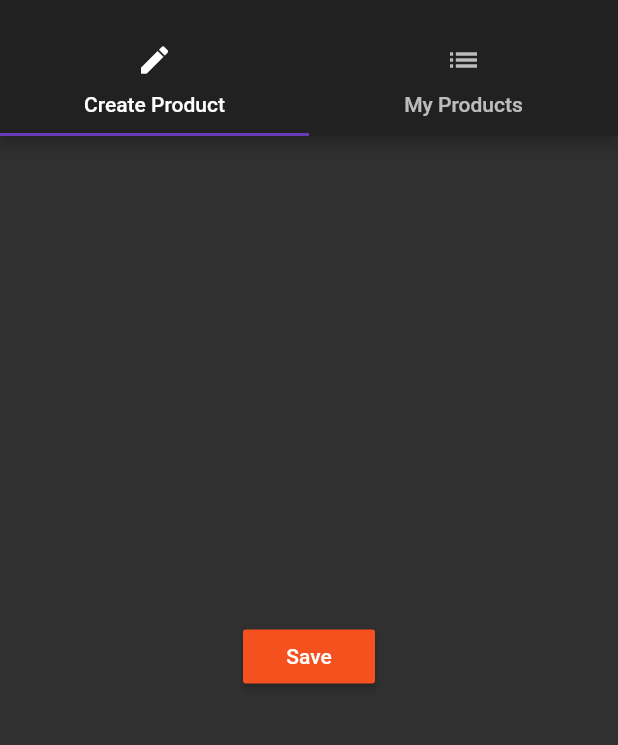
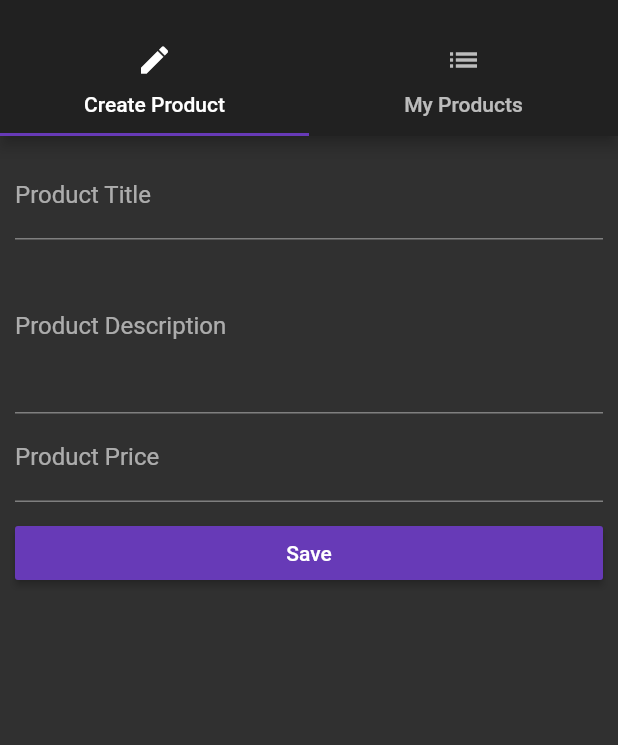
Before and after one commit to GianclaudioCarella/flutter_course, a Flutter app: the ProductsAdminPage screen opened by its route, on a phone screen of 412 x 824 dp, the part 59-804 px from its top. Run offline on Flutter 3.47's test engine with Material 2 defaults, Android fonts, the phone set to English and light mode, and no system bars.

Commit message:
Handling User Input - 1

```diff
--- a/lib/pages/product_create.dart
+++ b/lib/pages/product_create.dart
@@ -1,20 +1,72 @@
 import 'package:flutter/material.dart';
 
-class ProductCreatePage extends StatelessWidget {
+class ProductCreatePage extends StatefulWidget {
+  final Function addProduct;
+
+  ProductCreatePage(this.addProduct);
+
+  @override
+  State<StatefulWidget> createState() {
+    return _ProductCreatePageState();
+  }
+}
+
+class _ProductCreatePageState extends State<ProductCreatePage> {
+  String titleValue;
+  String descriptionValue;
+  double priceValue;
+
   @override
   Widget build(BuildContext context) {
-    return Center(
-        child: RaisedButton(
-      child: Text('Save'),
-      onPressed: () {
-        showModalBottomSheet(
-            context: context,
-            builder: (BuildContext context) {
-              return Center(
-                child: Text('This is a Modal!'),
-              );
-            });
-      },
-    ));
+    return Container(
+      margin: EdgeInsets.all(10.0),
+      child: ListView(
+        children: <Widget>[
+          TextField(
+            decoration: InputDecoration(labelText: 'Product Title'),
+            onChanged: (String value) {
+              setState(() {
+                titleValue = value;
+              });
+            },
+          ),
+          TextField(
+            decoration: InputDecoration(labelText: 'Product Description'),
+            maxLines: 4,
+            onChanged: (String value) {
+              setState(() {
+                descriptionValue = value;
+              });
+            },
+          ),
+          TextField(
+            decoration: InputDecoration(labelText: 'Product Price'),
+            keyboardType: TextInputType.number,
+            onChanged: (String value) {
+              setState(() {
+                priceValue = double.parse(value);
+              });
+            },
+          ),
+          SizedBox(
+            height: 10.0,
+          ),
+          RaisedButton(
+            child: Text('Save'),
+            color: Theme.of(context).accentColor,
+            textColor: Colors.white,
+            onPressed: () {
+              final Map<String, dynamic> product = {
+                'title': titleValue,
+                'description': descriptionValue,
+                'Price': priceValue,
+                'image': 'assets/food.jpg'
+              };
+              widget.addProduct(product);
+            },
+          )
+        ],
+      ),
+    );
   }
 }
--- a/lib/pages/products_admin.dart
+++ b/lib/pages/products_admin.dart
@@ -4,6 +4,11 @@ import './product_create.dart';
 import './product_list.dart';
 
 class ProductsAdminPage extends StatelessWidget {
+  final Function addProduct;
+  final Function deleteProduct;
+
+  ProductsAdminPage(this.addProduct, this.deleteProduct);
+
   @override
   Widget build(BuildContext context) {
     return DefaultTabController(
@@ -41,7 +46,7 @@ class ProductsAdminPage extends StatelessWidget {
           ),
         ),
         body: TabBarView(
-          children: <Widget>[ProductCreatePage(), ProductListPage()],
+          children: <Widget>[ProductCreatePage(addProduct), ProductListPage()],
         ),
       ),
     );
```
Also changed, not shown: lib/main.dart (+6 -7 lines), lib/pages/products.dart (+3 -5 lines), lib/product_control.dart (deleted, +0 -18 lines), lib/product_manager.dart (+3 -9 lines), lib/products.dart (+5 -12 lines).
